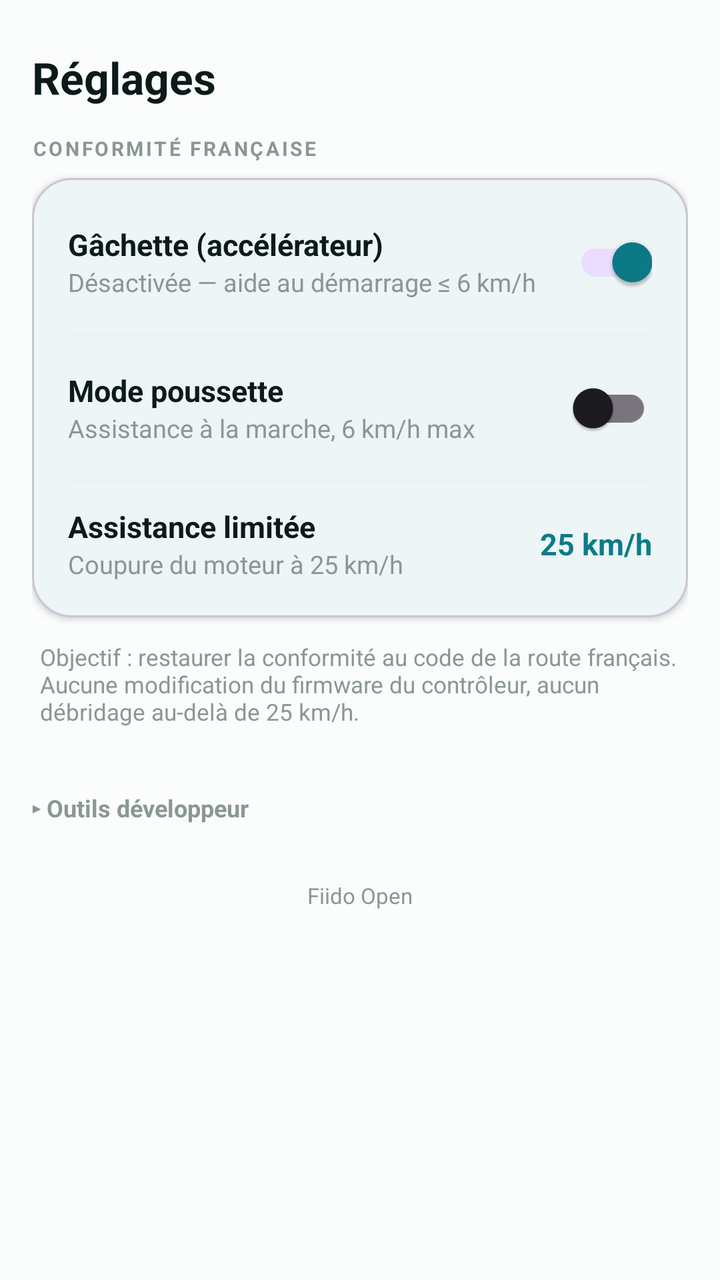
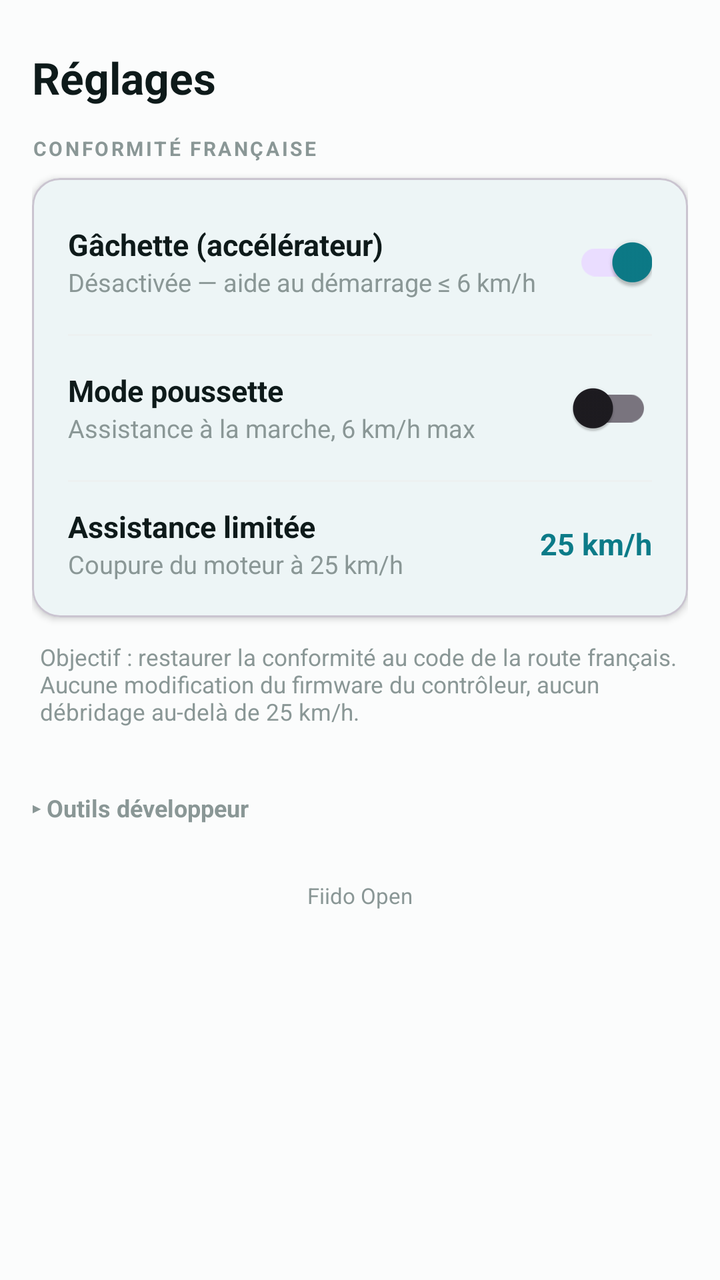

An Android layout rendered at two revisions. The XML below is the earlier revision; the diff shows what the commit changed to produce the second picture.
<!-- AndroidManifest.xml: application theme Theme.FiidoOpen -->
<!-- res/layout/fragment_reglages.xml -->
<?xml version="1.0" encoding="utf-8"?>
<androidx.core.widget.NestedScrollView xmlns:android="http://schemas.android.com/apk/res/android"
    xmlns:app="http://schemas.android.com/apk/res-auto"
    android:layout_width="match_parent"
    android:layout_height="match_parent"
    android:background="@color/bg"
    android:fillViewport="true">

    <LinearLayout
        android:layout_width="match_parent"
        android:layout_height="wrap_content"
        android:orientation="vertical"
        android:padding="16dp">

        <TextView
            android:layout_width="wrap_content"
            android:layout_height="wrap_content"
            android:paddingVertical="8dp"
            android:text="Réglages"
            android:textColor="@color/txt"
            android:textSize="22sp"
            android:textStyle="bold" />

        
        <TextView
            android:layout_width="match_parent"
            android:layout_height="wrap_content"
            android:paddingTop="6dp"
            android:paddingBottom="8dp"
            android:text="CONFORMITÉ FRANÇAISE"
            android:textColor="@color/txtDim"
            android:textSize="10sp"
            android:textStyle="bold"
            android:letterSpacing="0.12" />

        <com.google.android.material.card.MaterialCardView
            android:layout_width="match_parent"
            android:layout_height="wrap_content"
            app:cardBackgroundColor="@color/surface"
            app:cardCornerRadius="20dp"
            app:cardElevation="2dp">

            <LinearLayout
                android:layout_width="match_parent"
                android:layout_height="wrap_content"
                android:orientation="vertical"
                android:padding="6dp">

                <LinearLayout
                    android:layout_width="match_parent"
                    android:layout_height="wrap_content"
                    android:gravity="center_vertical"
                    android:orientation="horizontal"
                    android:padding="12dp">
                    <LinearLayout android:layout_width="0dp" android:layout_height="wrap_content" android:layout_weight="1" android:orientation="vertical">
                        <TextView android:layout_width="wrap_content" android:layout_height="wrap_content"
                            android:text="Gâchette (accélérateur)" android:textColor="@color/txt" android:textSize="15sp" android:textStyle="bold" />
                        <TextView android:layout_width="wrap_content" android:layout_height="wrap_content"
                            android:text="Désactivée — aide au démarrage ≤ 6 km/h" android:textColor="@color/txtDim" android:textSize="12.5sp" />
                    </LinearLayout>
                    <com.google.android.material.switchmaterial.SwitchMaterial
                        android:id="@+id/swThrottle" android:layout_width="wrap_content" android:layout_height="wrap_content" android:checked="true" />
                </LinearLayout>

                <View android:layout_width="match_parent" android:layout_height="1dp" android:background="@color/line" android:layout_marginHorizontal="12dp" />

                <LinearLayout
                    android:layout_width="match_parent"
                    android:layout_height="wrap_content"
                    android:gravity="center_vertical"
                    android:orientation="horizontal"
                    android:padding="12dp">
                    <LinearLayout android:layout_width="0dp" android:layout_height="wrap_content" android:layout_weight="1" android:orientation="vertical">
                        <TextView android:layout_width="wrap_content" android:layout_height="wrap_content"
                            android:text="Mode poussette" android:textColor="@color/txt" android:textSize="15sp" android:textStyle="bold" />
                        <TextView android:layout_width="wrap_content" android:layout_height="wrap_content"
                            android:text="Assistance à la marche, 6 km/h max" android:textColor="@color/txtDim" android:textSize="12.5sp" />
                    </LinearLayout>
                    <com.google.android.material.switchmaterial.SwitchMaterial
                        android:id="@+id/swWalk" android:layout_width="wrap_content" android:layout_height="wrap_content" />
                </LinearLayout>

                <View android:layout_width="match_parent" android:layout_height="1dp" android:background="@color/line" android:layout_marginHorizontal="12dp" />

                <LinearLayout
                    android:layout_width="match_parent"
                    android:layout_height="wrap_content"
                    android:gravity="center_vertical"
                    android:orientation="horizontal"
                    android:padding="12dp">
                    <LinearLayout android:layout_width="0dp" android:layout_height="wrap_content" android:layout_weight="1" android:orientation="vertical">
                        <TextView android:layout_width="wrap_content" android:layout_height="wrap_content"
                            android:text="Assistance limitée" android:textColor="@color/txt" android:textSize="15sp" android:textStyle="bold" />
                        <TextView android:layout_width="wrap_content" android:layout_height="wrap_content"
                            android:text="Coupure du moteur à 25 km/h" android:textColor="@color/txtDim" android:textSize="12.5sp" />
                    </LinearLayout>
                    <TextView android:layout_width="wrap_content" android:layout_height="wrap_content"
                        android:text="25 km/h" android:textColor="@color/primary" android:textSize="15sp" android:textStyle="bold" />
                </LinearLayout>
            </LinearLayout>
        </com.google.android.material.card.MaterialCardView>

        <TextView
            android:layout_width="match_parent"
            android:layout_height="wrap_content"
            android:paddingHorizontal="4dp"
            android:paddingTop="12dp"
            android:text="Objectif : restaurer la conformité au code de la route français. Aucune modification du firmware du contrôleur, aucun débridage au-delà de 25 km/h."
            android:textColor="@color/txtDim"
            android:textSize="11.5sp" />

        
        <TextView
            android:id="@+id/devHeader"
            android:layout_width="match_parent"
            android:layout_height="wrap_content"
            android:layout_marginTop="22dp"
            android:paddingVertical="10dp"
            android:text="▸ Outils développeur"
            android:textColor="@color/txtDim"
            android:textSize="12sp"
            android:textStyle="bold" />

        <LinearLayout
            android:id="@+id/devBox"
            android:layout_width="match_parent"
            android:layout_height="wrap_content"
            android:orientation="vertical"
            android:visibility="gone">

            <TextView android:id="@+id/btnReconnect" style="@style/DevBtn" android:text="Reconnecter le vélo" />
            <TextView android:id="@+id/btnScanReg" style="@style/DevBtn" android:text="Scanner les registres (0x00–0x40)" />
            <TextView android:id="@+id/btnT2708" style="@style/DevBtn" android:text="Test 0x27 = 0x08" />
            <TextView android:id="@+id/btnT2780" style="@style/DevBtn" android:text="Test 0x27 = 0x80" />
            <TextView android:id="@+id/btnT2700" style="@style/DevBtn" android:text="Test 0x27 = 0x00" />
            <TextView android:id="@+id/btnT2B40" style="@style/DevBtn" android:text="Test 0x2B = 0x40" />
            <TextView android:id="@+id/btnT2B00" style="@style/DevBtn" android:text="Test 0x2B = 0x00" />
            <TextView android:id="@+id/btnShareLog" style="@style/DevBtn" android:text="Partager le journal" />

            <TextView
                android:id="@+id/logView"
                android:layout_width="match_parent"
                android:layout_height="260dp"
                android:layout_marginTop="8dp"
                android:background="#FF0E1A1C"
                android:fontFamily="monospace"
                android:padding="10dp"
                android:scrollbars="vertical"
                android:text=""
                android:textColor="#FF9FE8D6"
                android:textSize="10sp" />
        </LinearLayout>

        <TextView
            android:id="@+id/versionTxt"
            android:layout_width="match_parent"
            android:layout_height="wrap_content"
            android:layout_marginTop="18dp"
            android:gravity="center"
            android:text="Fiido Open"
            android:textColor="@color/txtDim"
            android:textSize="11sp" />

    </LinearLayout>
</androidx.core.widget.NestedScrollView>
<!-- resources referenced by this layout -->
<resources>
  <color name="bg">#FFFBFCFC</color>
  <color name="line">#FFEDF1F1</color>
  <color name="primary">#FF0C7B88</color>
  <color name="surface">#FFFFFFFF</color>
  <color name="txt">#FF0E1A1A</color>
  <color name="txtDim">#FF8A9796</color>
  <style name="DevBtn">
          <item name="android:layout_width">match_parent</item>
          <item name="android:layout_height">wrap_content</item>
          <item name="android:layout_marginTop">8dp</item>
          <item name="android:background">@drawable/bg_btn_soft</item>
          <item name="android:gravity">center</item>
          <item name="android:paddingTop">14dp</item>
          <item name="android:paddingBottom">14dp</item>
          <item name="android:textColor">@color/ink</item>
          <item name="android:textSize">13sp</item>
          <item name="android:textStyle">bold</item>
          <item name="android:clickable">true</item>
          <item name="android:focusable">true</item>
      </style>
  <style name="Theme.FiidoOpen" parent="Theme.Material3.Light.NoActionBar">
          <item name="android:statusBarColor">@color/bg</item>
          <item name="android:windowBackground">@color/bg</item>
          <item name="android:windowLightStatusBar">true</item>
          <item name="colorPrimary">@color/primary</item>
          <item name="colorOnPrimary">#FFFFFFFF</item>
          <item name="colorSurface">@color/surface</item>
      </style>
  <!-- drawable bg_btn_soft (drawable) -->
  <shape xmlns:android="http://schemas.android.com/apk/res/android" android:shape="rectangle">
      <solid android:color="@color/primaryCont" />
      <corners android:radius="16dp" />
  </shape>
  <color name="ink">#FF073238</color>
  <color name="primaryCont">#FFD4EEF0</color>
</resources>

<!-- the commit's change to res/layout/fragment_reglages.xml (unified diff, before → after) -->
@@ -37,7 +37,7 @@
             android:layout_width="match_parent"
             android:layout_height="wrap_content"
             app:cardBackgroundColor="@color/surface"
-            app:cardCornerRadius="20dp"
+            app:cardCornerRadius="14dp"
             app:cardElevation="2dp">
 
             <LinearLayout
<!-- resource entries referenced after the edit -->
@@ -31,7 +31,7 @@
   <!-- drawable bg_btn_soft (drawable) -->
   <shape xmlns:android="http://schemas.android.com/apk/res/android" android:shape="rectangle">
       <solid android:color="@color/primaryCont" />
-      <corners android:radius="16dp" />
+      <corners android:radius="10dp" />
   </shape>
   <color name="ink">#FF073238</color>
   <color name="primaryCont">#FFD4EEF0</color>
